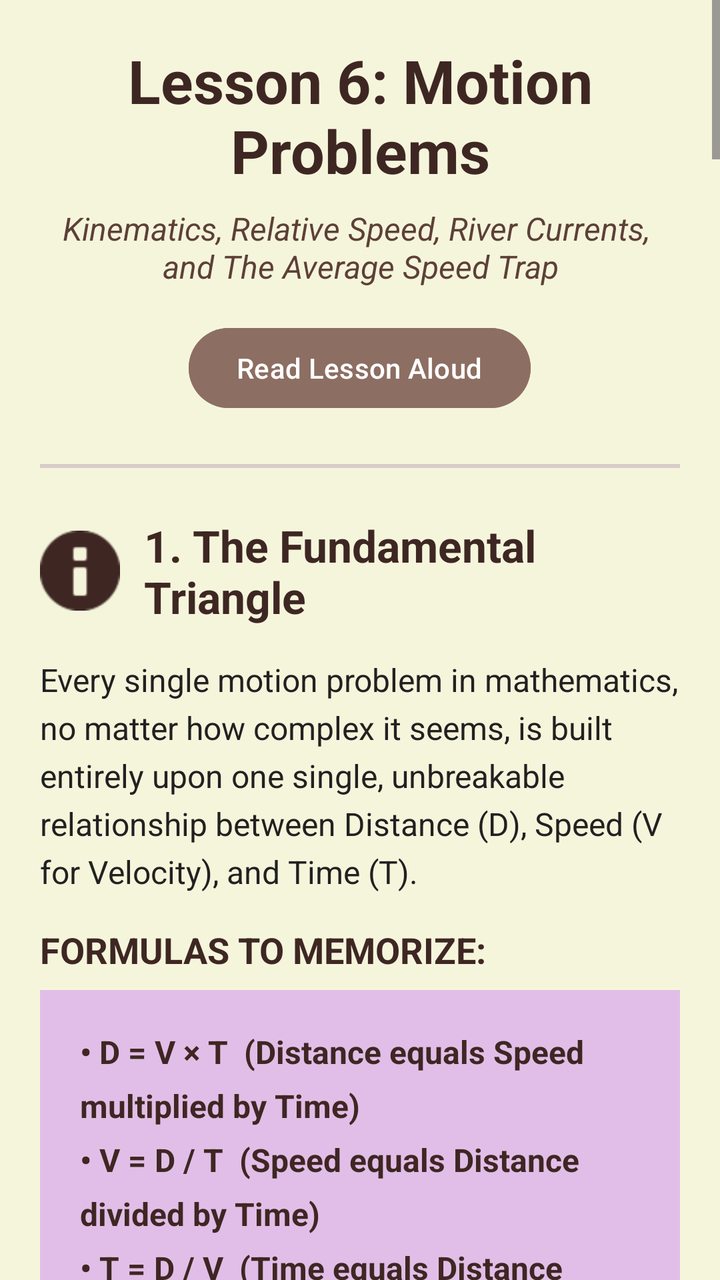
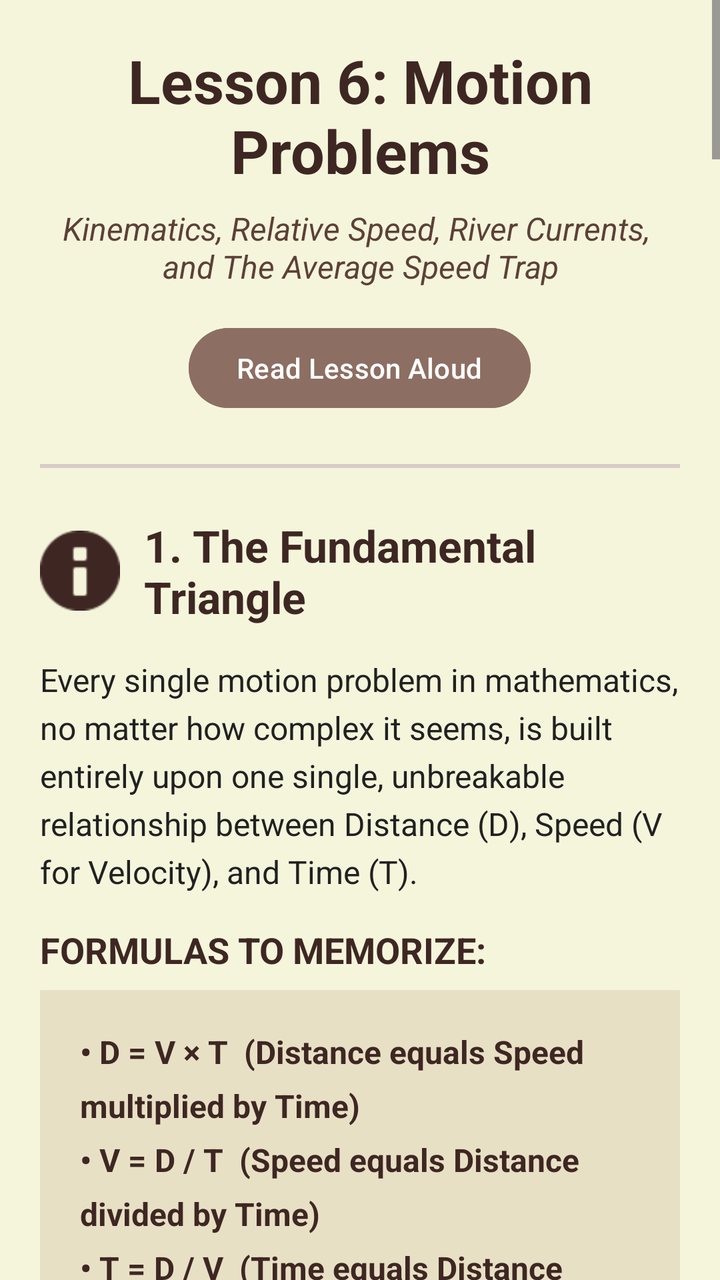

Two renders of the same Android screen: before a commit and after it. Below are the layout's source before the change and the commit's diff.
<!-- AndroidManifest.xml: application theme Theme.OlympMathMentor -->
<!-- res/layout/activity_lesson6.xml -->
<?xml version="1.0" encoding="utf-8"?>
<ScrollView xmlns:android="http://schemas.android.com/apk/res/android"
    xmlns:app="http://schemas.android.com/apk/res-auto"
    android:layout_width="match_parent"
    android:layout_height="match_parent"
    android:background="#F5F5DC">

    <LinearLayout
        android:layout_width="match_parent"
        android:layout_height="wrap_content"
        android:orientation="vertical"
        android:padding="20dp">

        <TextView
            android:id="@+id/tvTitle"
            android:layout_width="match_parent"
            android:layout_height="wrap_content"
            android:text="Lesson 6: Motion Problems"
            android:textSize="30sp"
            android:textStyle="bold"
            android:textColor="#3E2723"
            android:layout_marginBottom="8dp"
            android:gravity="center" />

        <TextView
            android:id="@+id/tvSubtitle"
            android:layout_width="match_parent"
            android:layout_height="wrap_content"
            android:text="Kinematics, Relative Speed, River Currents, \nand The Average Speed Trap"
            android:textSize="16sp"
            android:textColor="#5D4037"
            android:layout_marginBottom="16dp"
            android:gravity="center"
            android:textStyle="italic" />

        <Button
            android:id="@+id/btnReadLesson"
            android:layout_width="wrap_content"
            android:layout_height="wrap_content"
            android:layout_gravity="center"
            android:text="Read Lesson Aloud"
            android:backgroundTint="#8D6E63"
            android:textColor="#FFFFFF"
            android:layout_marginBottom="24dp" />

        <View
            android:layout_width="match_parent"
            android:layout_height="2dp"
            android:background="#D7CCC8"
            android:layout_marginBottom="24dp" />

        <LinearLayout
            android:layout_width="match_parent"
            android:layout_height="wrap_content"
            android:orientation="horizontal"
            android:gravity="center_vertical"
            android:layout_marginBottom="16dp">

            <ImageView
                android:layout_width="40dp"
                android:layout_height="40dp"
                android:src="@android:drawable/ic_dialog_info"
                app:tint="#3E2723"
                android:layout_marginEnd="12dp" />

            <TextView
                android:id="@+id/tvSec1Title"
                android:layout_width="match_parent"
                android:layout_height="wrap_content"
                android:text="1. The Fundamental Triangle"
                android:textSize="22sp"
                android:textStyle="bold"
                android:textColor="#3E2723" />
        </LinearLayout>

        <TextView
            android:id="@+id/tvSec1Text"
            android:layout_width="match_parent"
            android:layout_height="wrap_content"
            android:text="Every single motion problem in mathematics, no matter how complex it seems, is built entirely upon one single, unbreakable relationship between Distance (D), Speed (V for Velocity), and Time (T)."
            android:textColor="#212121"
            android:textSize="16sp"
            android:lineSpacingExtra="5dp"
            android:layout_marginBottom="16dp" />

        <TextView
            android:id="@+id/tvSec1FormulasTitle"
            android:layout_width="match_parent"
            android:layout_height="wrap_content"
            android:text="FORMULAS TO MEMORIZE:"
            android:textSize="18sp"
            android:textStyle="bold"
            android:textColor="#3E2723"
            android:layout_marginBottom="8dp" />

        <TextView
            android:id="@+id/tvSec1Formulas"
            android:layout_width="match_parent"
            android:layout_height="wrap_content"
            android:text="• D = V × T  (Distance equals Speed multiplied by Time)\n• V = D / T  (Speed equals Distance divided by Time)\n• T = D / V  (Time equals Distance divided by Speed)"
            android:textSize="16sp"
            android:textStyle="bold"
            android:textColor="#3E2723"
            android:background="#E1BEE7"
            android:padding="20dp"
            android:lineSpacingExtra="8dp"
            android:layout_marginBottom="24dp" />

        <View
            android:layout_width="match_parent"
            android:layout_height="1dp"
            android:background="#D7CCC8"
            android:layout_marginBottom="24dp" />

        <LinearLayout
            android:layout_width="match_parent"
            android:layout_height="wrap_content"
            android:orientation="horizontal"
            android:gravity="center_vertical"
            android:layout_marginBottom="16dp">

            <ImageView
                android:layout_width="40dp"
                android:layout_height="40dp"
                android:src="@android:drawable/ic_menu_sort_by_size"
                app:tint="#3E2723"
                android:layout_marginEnd="12dp" />

            <TextView
                android:id="@+id/tvSec2Title"
                android:layout_width="match_parent"
                android:layout_height="wrap_content"
                android:text="2. Conversions (Crucial Step!)"
                android:textSize="22sp"
                android:textStyle="bold"
                android:textColor="#3E2723" />
        </LinearLayout>

        <TextView
            android:id="@+id/tvSec2Text1"
            android:layout_width="match_parent"
            android:layout_height="wrap_content"
            android:text="Olympiad problems often try to trick you by mixing units. A car might travel at km/h, but the time given is in seconds. You MUST convert all units to match before calculating."
            android:textColor="#212121"
            android:textSize="16sp"
            android:lineSpacingExtra="5dp"
            android:layout_marginBottom="16dp" />

        <TextView
            android:id="@+id/tvSec2Text2"
            android:layout_width="match_parent"
            android:layout_height="wrap_content"
            android:text="How to convert Speed units:"
            android:textSize="16sp"
            android:textStyle="bold"
            android:textColor="#3E2723"
            android:layout_marginBottom="8dp" />

        <TextView
            android:id="@+id/tvSec2Text3"
            android:layout_width="match_parent"
            android:layout_height="wrap_content"
            android:text="► From km/h to m/s: Multiply the speed by 5/18.\nExample: 72 km/h = 72 × (5/18) = 20 m/s.\n\n► From m/s to km/h: Multiply the speed by 18/5.\nExample: 15 m/s = 15 × (18/5) = 54 km/h."
            android:textColor="#212121"
            android:textSize="16sp"
            android:background="#E8E0C5"
            android:padding="16dp"
            android:lineSpacingExtra="6dp"
            android:layout_marginBottom="24dp" />

        <View
            android:layout_width="match_parent"
            android:layout_height="1dp"
            android:background="#D7CCC8"
            android:layout_marginBottom="24dp" />

        <TextView
            android:id="@+id/tvSec3Title"
            android:layout_width="match_parent"
            android:layout_height="wrap_content"
            android:text="3. Relative Velocity: Opposite Directions"
            android:textSize="22sp"
            android:textStyle="bold"
            android:textColor="#3E2723"
            android:layout_marginBottom="16dp" />

        <TextView
            android:id="@+id/tvSec3Text1"
            android:layout_width="match_parent"
            android:layout_height="wrap_content"
            android:text="When two objects start from different points and move TOWARDS each other, the distance between them decreases rapidly. To simplify the problem, we use Relative Speed."
            android:textColor="#212121"
            android:textSize="16sp"
            android:lineSpacingExtra="5dp"
            android:layout_marginBottom="16dp" />

        <TextView
            android:id="@+id/tvSec3Text2"
            android:layout_width="match_parent"
            android:layout_height="wrap_content"
            android:text="RULE 1: When moving in opposite directions, their relative speed is the SUM of their individual speeds."
            android:textSize="16sp"
            android:textStyle="bold"
            android:textColor="#5D4037"
            android:layout_marginBottom="8dp" />

        <TextView
            android:id="@+id/tvSec3Text3"
            android:layout_width="match_parent"
            android:layout_height="wrap_content"
            android:text="Relative Speed = V1 + V2\nTime to Meet = Total Distance / (V1 + V2)"
            android:textColor="#3E2723"
            android:textSize="18sp"
            android:textStyle="bold"
            android:background="#E1BEE7"
            android:padding="16dp"
            android:layout_marginBottom="24dp" />

        <TextView
            android:id="@+id/tvSec4Title"
            android:layout_width="match_parent"
            android:layout_height="wrap_content"
            android:text="4. Relative Velocity: Same Direction"
            android:textSize="22sp"
            android:textStyle="bold"
            android:textColor="#3E2723"
            android:layout_marginBottom="16dp" />

        <TextView
            android:id="@+id/tvSec4Text1"
            android:layout_width="match_parent"
            android:layout_height="wrap_content"
            android:text="When two objects move in the SAME direction (for example, a police car chasing a thief), the faster object is gradually closing the gap. The rate at which the gap closes is their relative speed."
            android:textColor="#212121"
            android:textSize="16sp"
            android:lineSpacingExtra="5dp"
            android:layout_marginBottom="16dp" />

        <TextView
            android:id="@+id/tvSec4Text2"
            android:layout_width="match_parent"
            android:layout_height="wrap_content"
            android:text="RULE 2: When moving in the same direction, their relative speed is the DIFFERENCE of their speeds."
            android:textSize="16sp"
            android:textStyle="bold"
            android:textColor="#5D4037"
            android:layout_marginBottom="8dp" />

        <TextView
            android:id="@+id/tvSec4Text3"
            android:layout_width="match_parent"
            android:layout_height="wrap_content"
            android:text="Relative Speed = V_fast - V_slow\nTime to Catch Up = Initial Gap / (V_fast - V_slow)"
            android:textColor="#3E2723"
            android:textSize="18sp"
            android:textStyle="bold"
            android:background="#E1BEE7"
            android:padding="16dp"
            android:layout_marginBottom="24dp" />

        <View
            android:layout_width="match_parent"
            android:layout_height="1dp"
            android:background="#D7CCC8"
            android:layout_marginBottom="24dp" />

        <TextView
            android:id="@+id/tvSec5Title"
            android:layout_width="match_parent"
            android:layout_height="wrap_content"
            android:text="5. Motion on Water (River Currents)"
            android:textSize="22sp"
            android:textStyle="bold"
            android:textColor="#3E2723"
            android:layout_marginBottom="16dp" />

        <TextView
            android:id="@+id/tvSec5Text1"
            android:layout_width="match_parent"
            android:layout_height="wrap_content"
            android:text="When a boat moves on a river, the water itself is moving. This water current either helps the boat or fights against it. Let V_b be the boat's speed in still water, and V_w be the water's current speed."
            android:textColor="#212121"
            android:textSize="16sp"
            android:lineSpacingExtra="5dp"
            android:layout_marginBottom="16dp" />

        <TextView
            android:id="@+id/tvSec5Text2"
            android:layout_width="match_parent"
            android:layout_height="wrap_content"
            android:text="► Downstream (With the current):\nThe river pushes the boat. Effective Speed = V_b + V_w\n\n► Upstream (Against the current):\nThe river resists the boat. Effective Speed = V_b - V_w"
            android:textColor="#212121"
            android:textSize="16sp"
            android:background="#BBDEFB"
            android:padding="16dp"
            android:lineSpacingExtra="6dp"
            android:layout_marginBottom="24dp" />

        <TextView
            android:id="@+id/tvSec6Title"
            android:layout_width="match_parent"
            android:layout_height="wrap_content"
            android:text="6. The Average Speed Trap"
            android:textSize="22sp"
            android:textStyle="bold"
            android:textColor="#D32F2F"
            android:layout_marginBottom="16dp" />

        <TextView
            android:id="@+id/tvSec6Text1"
            android:layout_width="match_parent"
            android:layout_height="wrap_content"
            android:text="THE MOST COMMON OLYMPIAD MISTAKE:\nIf you go from City A to City B at 60 km/h, and return from B to A at 40 km/h, your average speed is NOT (60+40)/2 = 50 km/h!"
            android:textColor="#D32F2F"
            android:textSize="16sp"
            android:textStyle="bold"
            android:lineSpacingExtra="5dp"
            android:layout_marginBottom="16dp" />

        <TextView
            android:id="@+id/tvSec6Text2"
            android:layout_width="match_parent"
            android:layout_height="wrap_content"
            android:text="Why? Because you spent a lot more time driving at the slower speed of 40 km/h, which pulls your average down."
            android:textColor="#212121"
            android:textSize="16sp"
            android:lineSpacingExtra="5dp"
            android:layout_marginBottom="16dp" />

        <TextView
            android:id="@+id/tvSec6Text3"
            android:layout_width="match_parent"
            android:layout_height="wrap_content"
            android:text="Average Speed = (Total Distance) / (Total Time)\n\nShortcut formula (Harmonic Mean) for equal distances:\nV_avg = (2 × V1 × V2) / (V1 + V2)"
            android:textColor="#3E2723"
            android:textSize="18sp"
            android:textStyle="bold"
            android:background="#FFCDD2"
            android:padding="16dp"
            android:lineSpacingExtra="6dp"
            android:layout_marginBottom="24dp" />

        <View
            android:layout_width="match_parent"
            android:layout_height="1dp"
            android:background="#D7CCC8"
            android:layout_marginBottom="24dp" />

        <TextView
            android:id="@+id/tvSec7Title"
            android:layout_width="match_parent"
            android:layout_height="wrap_content"
            android:text="7. Trains, Tunnels, and Bridges"
            android:textSize="22sp"
            android:textStyle="bold"
            android:textColor="#3E2723"
            android:layout_marginBottom="16dp" />

        <TextView
            android:id="@+id/tvSec7Text1"
            android:layout_width="match_parent"
            android:layout_height="wrap_content"
            android:text="A train is not a single point; it has length. When a train crosses a pole or a standing man, the distance it must cover is just its own length."
            android:textColor="#212121"
            android:textSize="16sp"
            android:lineSpacingExtra="5dp"
            android:layout_marginBottom="16dp" />

        <TextView
            android:id="@+id/tvSec7Text2"
            android:layout_width="match_parent"
            android:layout_height="wrap_content"
            android:text="However, when a train crosses a tunnel, a bridge, or a platform, the train is not considered 'crossed' until its very last car exits the structure."
            android:textColor="#212121"
            android:textSize="16sp"
            android:lineSpacingExtra="5dp"
            android:layout_marginBottom="16dp" />

        <TextView
            android:id="@+id/tvSec7Text3"
            android:layout_width="match_parent"
            android:layout_height="wrap_content"
            android:text="Rule: Total Distance (D) = Length of Train + Length of Tunnel/Bridge"
            android:textSize="16sp"
            android:textStyle="bold"
            android:textColor="#3E2723"
            android:background="#E8E0C5"
            android:padding="16dp"
            android:layout_marginBottom="32dp" />

        <TextView
            android:id="@+id/tvMasterTitle"
            android:layout_width="match_parent"
            android:layout_height="wrap_content"
            android:text="Masterclass: Advanced Problem Solving"
            android:textSize="24sp"
            android:textStyle="bold"
            android:textColor="#3E2723"
            android:layout_marginBottom="24dp"
            android:gravity="center" />

        <LinearLayout
            android:layout_width="match_parent"
            android:layout_height="wrap_content"
            android:orientation="vertical"
            android:background="#F5F5F5"
            android:padding="16dp"
            android:layout_marginBottom="20dp">

            <TextView
                android:id="@+id/tvProb1Title"
                android:layout_width="match_parent"
                android:layout_height="wrap_content"
                android:text="Problem 1: The Classic Chase"
                android:textSize="18sp"
                android:textStyle="bold"
                android:textColor="#1565C0"
                android:layout_marginBottom="8dp" />

            <TextView
                android:id="@+id/tvProb1Q"
                android:layout_width="match_parent"
                android:layout_height="wrap_content"
                android:text="Question: A thief steals a car at 1:30 PM and drives at 60 km/h. The theft is discovered at 2:00 PM, and the police chase him in another car at 75 km/h. At what time will the police catch the thief?"
                android:textColor="#212121"
                android:textSize="16sp"
                android:lineSpacingExtra="4dp"
                android:layout_marginBottom="12dp" />

            <TextView
                android:id="@+id/tvProb1S1"
                android:layout_width="match_parent"
                android:layout_height="wrap_content"
                android:text="Step 1: Calculate the head start. The thief drives for 30 minutes (0.5 hours) before the police start. Distance = 60 km/h × 0.5 h = 30 km."
                android:textColor="#424242"
                android:textSize="15sp"
                android:layout_marginBottom="4dp" />

            <TextView
                android:id="@+id/tvProb1S2"
                android:layout_width="match_parent"
                android:layout_height="wrap_content"
                android:text="Step 2: Calculate Relative Speed. They are moving in the same direction. V_rel = 75 - 60 = 15 km/h."
                android:textColor="#424242"
                android:textSize="15sp"
                android:layout_marginBottom="4dp" />

            <TextView
                android:id="@+id/tvProb1S3"
                android:layout_width="match_parent"
                android:layout_height="wrap_content"
                android:text="Step 3: Calculate Time. T = Distance / V_rel = 30 / 15 = 2 hours."
                android:textColor="#424242"
                android:textSize="15sp"
                android:layout_marginBottom="4dp" />

            <TextView
                android:id="@+id/tvProb1S4"
                android:layout_width="match_parent"
                android:layout_height="wrap_content"
                android:text="Step 4: Find the clock time. The police started at 2:00 PM. 2:00 PM + 2 hours = 4:00 PM."
                android:textColor="#2E7D32"
                android:textStyle="bold"
                android:textSize="16sp"
                android:layout_marginTop="8dp" />
        </LinearLayout>

        <LinearLayout
            android:layout_width="match_parent"
            android:layout_height="wrap_content"
            android:orientation="vertical"
            android:background="#F5F5F5"
            android:padding="16dp"
            android:layout_marginBottom="20dp">

            <TextView
                android:id="@+id/tvProb2Title"
                android:layout_width="match_parent"
                android:layout_height="wrap_content"
                android:text="Problem 2: The Escalator Math"
                android:textSize="18sp"
                android:textStyle="bold"
                android:textColor="#1565C0"
                android:layout_marginBottom="8dp" />

            <TextView
                android:id="@+id/tvProb2Q"
                android:layout_width="match_parent"
                android:layout_height="wrap_content"
                android:text="Question: A man can walk up a stationary escalator in 90 seconds. When he stands still on the moving escalator, it carries him up in 60 seconds. How long will it take him to walk up the moving escalator?"
                android:textColor="#212121"
                android:textSize="16sp"
                android:lineSpacingExtra="4dp"
                android:layout_marginBottom="12dp" />

            <TextView
                android:id="@+id/tvProb2S1"
                android:layout_width="match_parent"
                android:layout_height="wrap_content"
                android:text="Step 1: Let the total distance (length of escalator) be D."
                android:textColor="#424242"
                android:textSize="15sp"
                android:layout_marginBottom="4dp" />

            <TextView
                android:id="@+id/tvProb2S2"
                android:layout_width="match_parent"
                android:layout_height="wrap_content"
                android:text="Step 2: Man's speed (V_m) = D / 90. Escalator's speed (V_e) = D / 60."
                android:textColor="#424242"
                android:textSize="15sp"
                android:layout_marginBottom="4dp" />

            <TextView
                android:id="@+id/tvProb2S3"
                android:layout_width="match_parent"
                android:layout_height="wrap_content"
                android:text="Step 3: When walking on the moving escalator, their speeds combine: V_total = V_m + V_e = (D/90) + (D/60)."
                android:textColor="#424242"
                android:textSize="15sp"
                android:layout_marginBottom="4dp" />

            <TextView
                android:id="@+id/tvProb2S4"
                android:layout_width="match_parent"
                android:layout_height="wrap_content"
                android:text="Step 4: Common denominator is 180. V_total = (2D/180) + (3D/180) = 5D/180 = D/36."
                android:textColor="#424242"
                android:textSize="15sp"
                android:layout_marginBottom="4dp" />

            <TextView
                android:id="@+id/tvProb2S5"
                android:layout_width="match_parent"
                android:layout_height="wrap_content"
                android:text="Step 5: Time = Distance / V_total = D / (D/36) = 36 seconds."
                android:textColor="#2E7D32"
                android:textStyle="bold"
                android:textSize="16sp"
                android:layout_marginTop="8dp" />
        </LinearLayout>

        <LinearLayout
            android:layout_width="match_parent"
            android:layout_height="wrap_content"
            android:orientation="vertical"
            android:background="#F5F5F5"
            android:padding="16dp"
            android:layout_marginBottom="20dp">

            <TextView
                android:id="@+id/tvProb3Title"
                android:layout_width="match_parent"
                android:layout_height="wrap_content"
                android:text="Problem 3: Meeting of the Trains"
                android:textSize="18sp"
                android:textStyle="bold"
                android:textColor="#1565C0"
                android:layout_marginBottom="8dp" />

            <TextView
                android:id="@+id/tvProb3Q"
                android:layout_width="match_parent"
                android:layout_height="wrap_content"
                android:text="Question: Train A (120m long) is traveling at 60 km/h. Train B (180m long) is traveling in the opposite direction at 48 km/h. How many seconds does it take for them to completely cross each other?"
                android:textColor="#212121"
                android:textSize="16sp"
                android:lineSpacingExtra="4dp"
                android:layout_marginBottom="12dp" />

            <TextView
                android:id="@+id/tvProb3S1"
                android:layout_width="match_parent"
                android:layout_height="wrap_content"
                android:text="Step 1: Convert speeds to m/s. \n60 km/h = 60 × (5/18) = 50/3 m/s. \n48 km/h = 48 × (5/18) = 40/3 m/s."
                android:textColor="#424242"
                android:textSize="15sp"
                android:layout_marginBottom="4dp" />

            <TextView
                android:id="@+id/tvProb3S2"
                android:layout_width="match_parent"
                android:layout_height="wrap_content"
                android:text="Step 2: Calculate Relative Speed. Since they are moving opposite, we add them: V_rel = (50/3) + (40/3) = 90/3 = 30 m/s."
                android:textColor="#424242"
                android:textSize="15sp"
                android:layout_marginBottom="4dp" />

            <TextView
                android:id="@+id/tvProb3S3"
                android:layout_width="match_parent"
                android:layout_height="wrap_content"
                android:text="Step 3: Determine Total Distance. To cross each other entirely, they must cover the sum of their lengths: D = 120 + 180 = 300m."
                android:textColor="#424242"
                android:textSize="15sp"
                android:layout_marginBottom="4dp" />

            <TextView
                android:id="@+id/tvProb3S4"
                android:layout_width="match_parent"
                android:layout_height="wrap_content"
                android:text="Step 4: Time = D / V = 300 / 30 = 10 seconds."
                android:textColor="#2E7D32"
                android:textStyle="bold"
                android:textSize="16sp"
                android:layout_marginTop="8dp" />
        </LinearLayout>

        <TextView
            android:id="@+id/tvAdviceTitle"
            android:layout_width="match_parent"
            android:layout_height="wrap_content"
            android:text="Final Advice for the Test:"
            android:textSize="20sp"
            android:textStyle="bold"
            android:textColor="#D32F2F"
            android:layout_marginBottom="8dp" />

        <TextView
            android:id="@+id/tvAdviceText"
            android:layout_width="match_parent"
            android:layout_height="wrap_content"
            android:text="Always sketch the problem. If a car leaves 1 hour later, draw it. If they move in opposite directions, draw arrows. Write down what D, V, and T represent in every single scenario. Good luck!"
            android:textColor="#212121"
            android:textSize="16sp"
            android:lineSpacingExtra="5dp"
            android:layout_marginBottom="32dp" />

        <Button
            android:id="@+id/btnGoToTest6"
            android:layout_width="match_parent"
            android:layout_height="70dp"
            android:text="TAKE TEST 6"
            android:textStyle="bold"
            android:textSize="22sp"
            app:backgroundTint="#CE93D8"
            android:textColor="#3E2723"
            android:elevation="6dp"
            android:layout_marginBottom="20dp" />

    </LinearLayout>
</ScrollView>
<!-- resources referenced by this layout -->
<resources>
  <style name="Theme.OlympMathMentor" parent="Base.Theme.OlympMathMentor" />
  <style name="Base.Theme.OlympMathMentor" parent="Theme.Material3.DayNight.NoActionBar">
          
          
      </style>
</resources>

<!-- the commit's change to res/layout/activity_lesson6.xml (unified diff, before → after) -->
@@ -101,7 +101,7 @@
             android:textSize="16sp"
             android:textStyle="bold"
             android:textColor="#3E2723"
-            android:background="#E1BEE7"
+            android:background="#E8E0C5"
             android:padding="20dp"
             android:lineSpacingExtra="8dp"
             android:layout_marginBottom="24dp" />
@@ -212,7 +212,7 @@
             android:textColor="#3E2723"
             android:textSize="18sp"
             android:textStyle="bold"
-            android:background="#E1BEE7"
+            android:background="#E8E0C5"
             android:padding="16dp"
             android:layout_marginBottom="24dp" />
 
@@ -254,7 +254,7 @@
             android:textColor="#3E2723"
             android:textSize="18sp"
             android:textStyle="bold"
-            android:background="#E1BEE7"
+            android:background="#E8E0C5"
             android:padding="16dp"
             android:layout_marginBottom="24dp" />
 
@@ -291,7 +291,7 @@
             android:text="► Downstream (With the current):\nThe river pushes the boat. Effective Speed = V_b + V_w\n\n► Upstream (Against the current):\nThe river resists the boat. Effective Speed = V_b - V_w"
             android:textColor="#212121"
             android:textSize="16sp"
-            android:background="#BBDEFB"
+            android:background="#E8E0C5"
             android:padding="16dp"
             android:lineSpacingExtra="6dp"
             android:layout_marginBottom="24dp" />
@@ -335,7 +335,7 @@
             android:textColor="#3E2723"
             android:textSize="18sp"
             android:textStyle="bold"
-            android:background="#FFCDD2"
+            android:background="#E8E0C5"
             android:padding="16dp"
             android:lineSpacingExtra="6dp"
             android:layout_marginBottom="24dp" />
@@ -633,7 +633,7 @@
             android:text="TAKE TEST 6"
             android:textStyle="bold"
             android:textSize="22sp"
-            app:backgroundTint="#CE93D8"
+            app:backgroundTint="#8D6E63"
             android:textColor="#3E2723"
             android:elevation="6dp"
             android:layout_marginBottom="20dp" />
